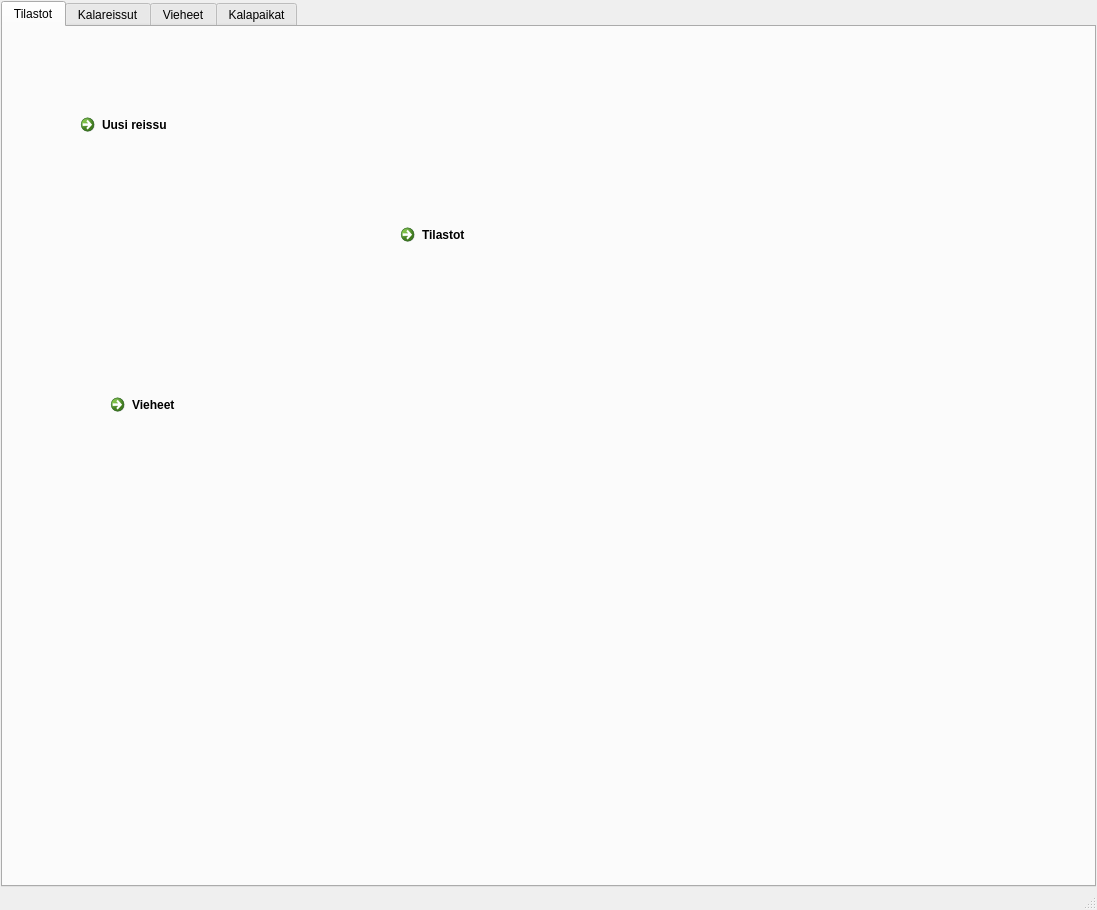
Before: the Qt Designer form mainwindow.ui in samuliwritescode/uistelupaivakirja-desktop, drawn with Qt 5.
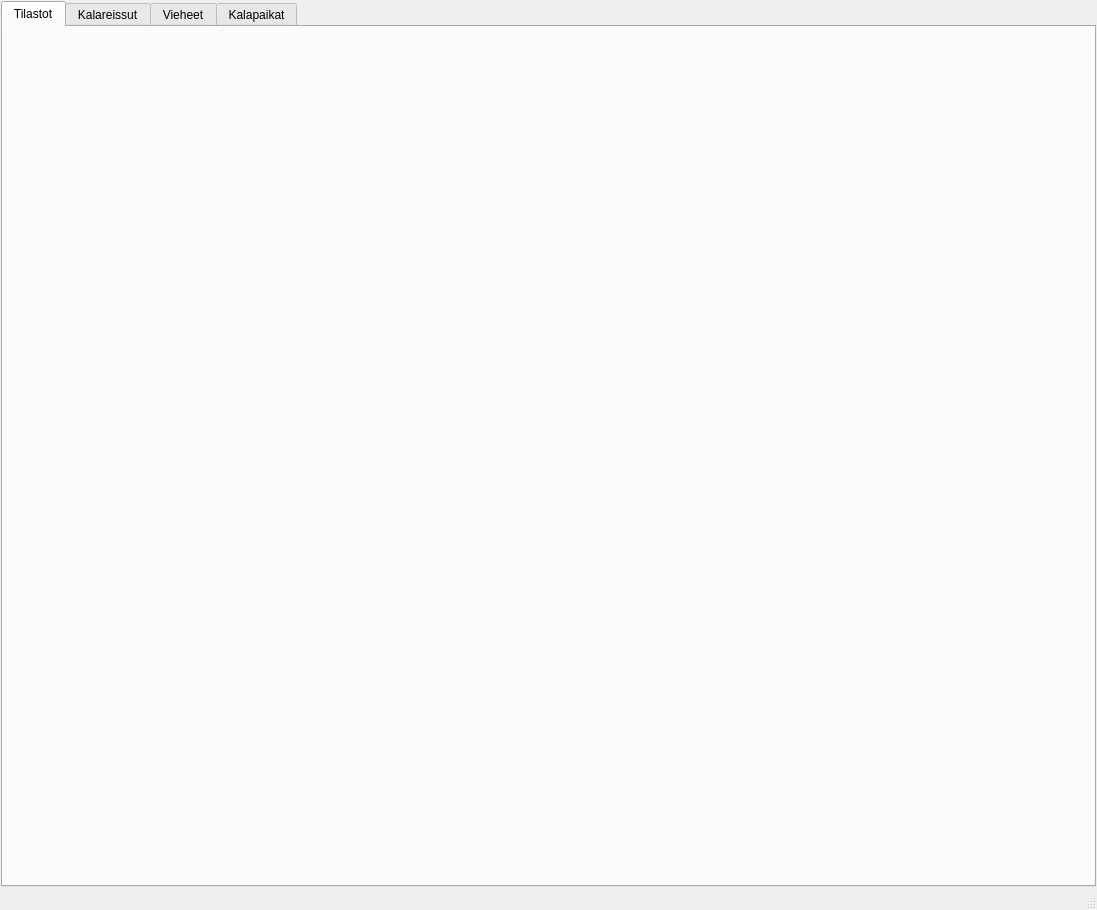
After: the same form once the commit is applied. The open tabs and pages were chosen to show the change. Icons and pictures are not drawn.

What changed in the file:
```diff
--- a/mainwindow.ui
+++ b/mainwindow.ui
@@ -83,66 +83,7 @@
        <attribute name="title">
         <string>Tilastot</string>
        </attribute>
-       <widget class="QCommandLinkButton" name="newTripBtn">
-        <property name="geometry">
-         <rect>
-          <x>70</x>
-          <y>80</y>
-          <width>227</width>
-          <height>87</height>
-         </rect>
-        </property>
-        <property name="autoFillBackground">
-         <bool>false</bool>
-        </property>
-        <property name="text">
-         <string>Uusi reissu</string>
-        </property>
-        <property name="iconSize">
-         <size>
-          <width>70</width>
-          <height>70</height>
-         </size>
-        </property>
-       </widget>
-       <widget class="QCommandLinkButton" name="statisticsBtn">
-        <property name="geometry">
-         <rect>
-          <x>390</x>
-          <y>190</y>
-          <width>222</width>
-          <height>87</height>
-         </rect>
-        </property>
-        <property name="text">
-         <string>Tilastot</string>
-        </property>
-        <property name="iconSize">
-         <size>
-          <width>70</width>
-          <height>70</height>
-         </size>
-        </property>
-       </widget>
-       <widget class="QCommandLinkButton" name="luresBtn">
-        <property name="geometry">
-         <rect>
-          <x>100</x>
-          <y>360</y>
-          <width>339</width>
-          <height>87</height>
-         </rect>
-        </property>
-        <property name="text">
-         <string>Vieheet</string>
-        </property>
-        <property name="iconSize">
-         <size>
-          <width>70</width>
-          <height>70</height>
-         </size>
-        </property>
-       </widget>
+       <layout class="QHBoxLayout" name="horizontalLayout_3"/>
       </widget>
       <widget class="QWidget" name="tripsTab">
        <attribute name="icon">
```
Left out of the diff: 4 changed lines with no effect on the pictures.
